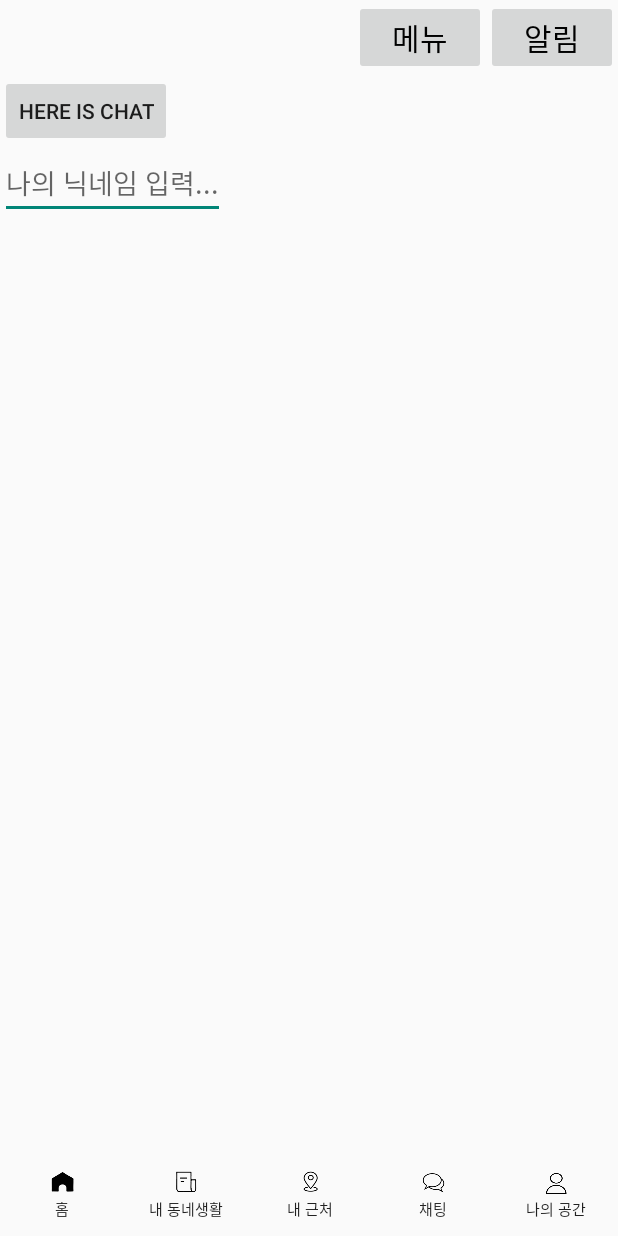
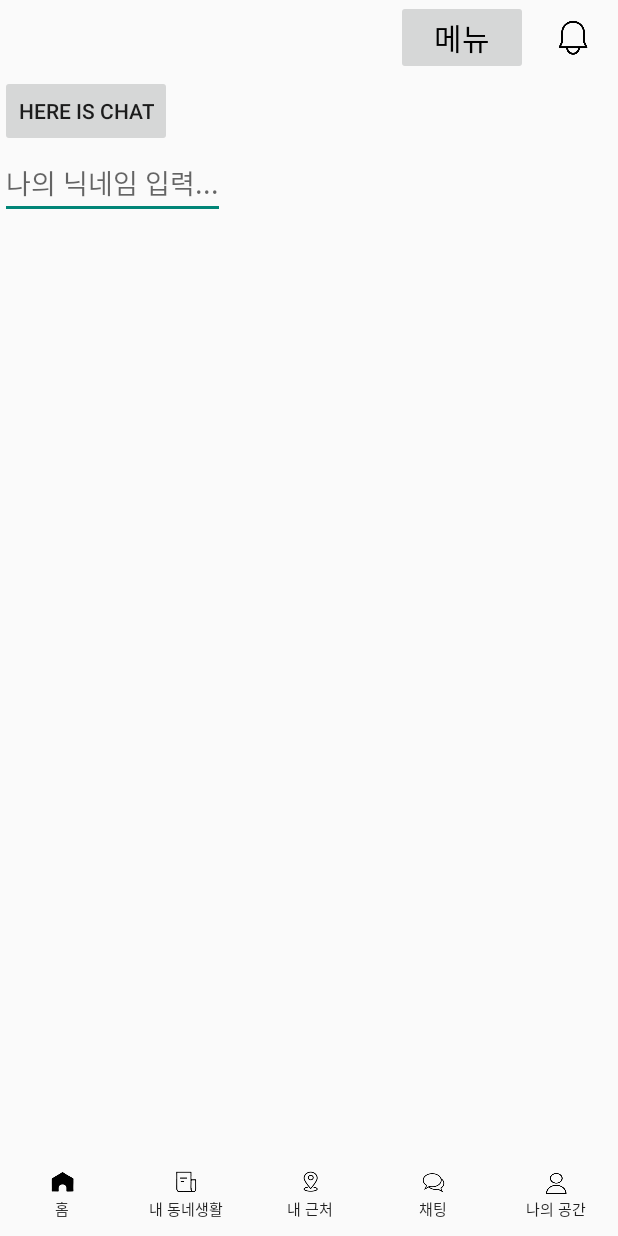
Before and after one commit to ine9141/CarrotMarket_CloneCoding, an Android app: the chat screen opened directly, with no data from a screen before it, on a phone screen of 412 x 824 dp. Run offline under Robolectric (Android 15) with nearby library versions, the phone set to English and light mode, and no system bars.

Commit message:
알림 아이콘 설정

```diff
--- a/app/src/main/res/layout/chat.xml
+++ b/app/src/main/res/layout/chat.xml
@@ -30,13 +30,12 @@
                 android:textSize="20sp" />
             <Button
                 android:id="@+id/notice"
-                android:layout_width="wrap_content"
-                android:layout_height="wrap_content"
-                android:text="알림"
+                android:layout_width="60dp"
+                android:layout_height="50dp"
                 android:layout_gravity="right"
                 android:gravity="center"
                 android:textColor="@color/black"
-                android:textSize="20sp" />
+                android:background="@drawable/notice"/>
 
         </LinearLayout>
 
```
Also changed, not shown: app/src/main/res/layout/around.xml (+3 -4 lines), app/src/main/res/layout/life.xml (+3 -4 lines).
